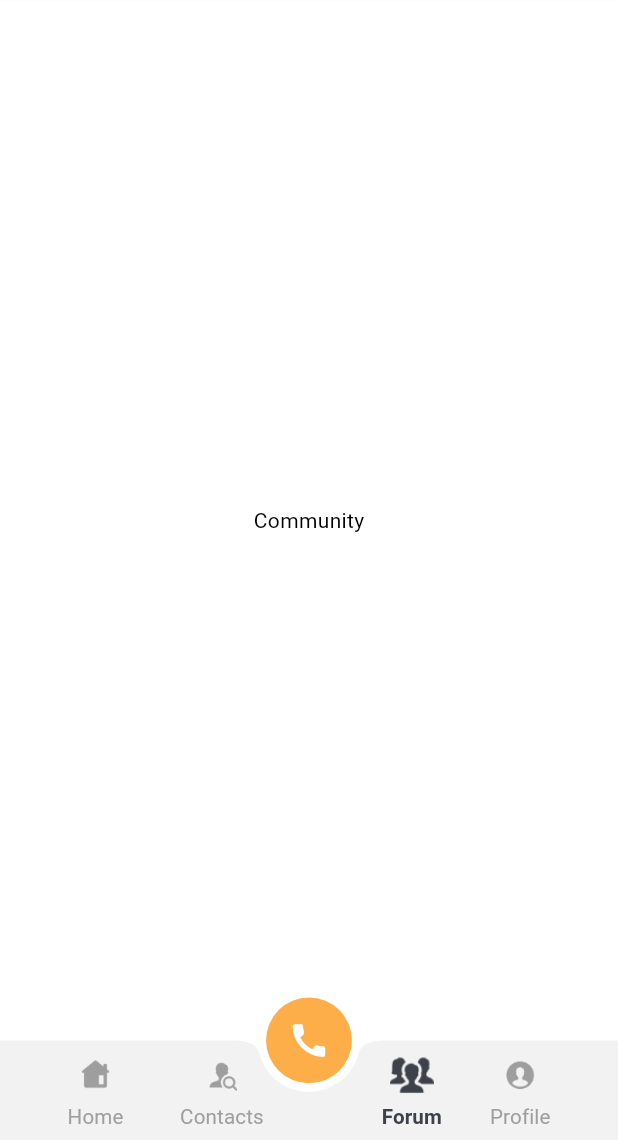
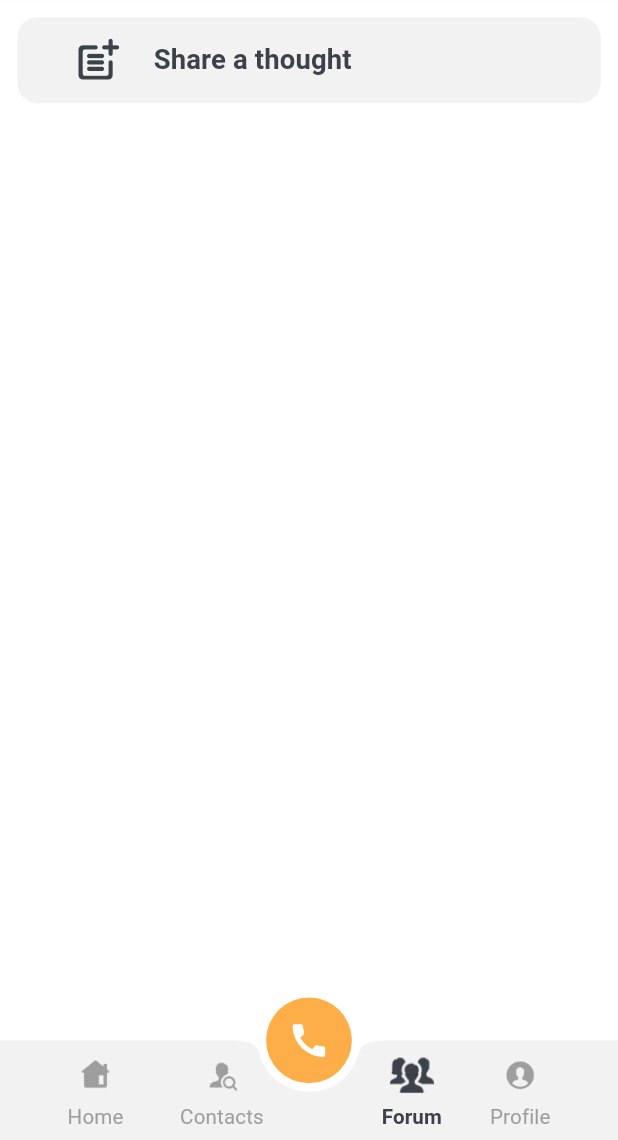
Before and after one commit to cent-ivan/CommuniHelp_App, a Flutter app: the screen it shows after launch, item 3 of the bottom bar chosen, on a phone screen of 412 x 824 dp, the part 96-1236 px from its top. Run offline on Flutter 3.47's test engine with Material 3 defaults, Android fonts, the phone set to English and light mode, and no system bars; our stand-ins replace flutter_screenutil.

Commit message:
added 'add post'  display

```diff
--- a/lib/Views/Bottom_App_Bar_Pages/Community_Page/community_view.dart
+++ b/lib/Views/Bottom_App_Bar_Pages/Community_Page/community_view.dart
@@ -1,4 +1,5 @@
 import 'package:flutter/material.dart';
+import 'package:flutter_screenutil/flutter_screenutil.dart';
 
 class CommunityView extends StatefulWidget {
   const CommunityView({super.key});
@@ -10,12 +11,62 @@ class CommunityView extends StatefulWidget {
 class _CommunityViewState extends State<CommunityView> {
   @override
   Widget build(BuildContext context) {
-    return const PopScope(
+    return PopScope(
       canPop: false,
       child: Scaffold(
-        key: PageStorageKey<String>('CommunityView'),
-        body: Center(
-          child: Text("Community"),
+        key: const PageStorageKey<String>('CommunityView'),
+
+        backgroundColor: Theme.of(context).colorScheme.surface,
+
+        body: Padding(
+          padding: EdgeInsets.all(10.r),
+          child: Column(
+            children: [
+              GestureDetector(
+                //add post add post dialog
+                onTap: () {
+
+                },
+                child: Container(
+                  height: 50.r,
+                  padding: EdgeInsets.only(left: 25.r),
+                  decoration: BoxDecoration(
+                    borderRadius: BorderRadius.circular(12.r),
+                    color: Theme.of(context).colorScheme.primary,
+                  ),
+
+                  child: Row(
+                    children: [
+                      IconButton(
+                        onPressed: () {
+
+                        },
+                        icon: const Icon(Icons.post_add_rounded),
+                        iconSize: 30.r,
+                        color: Theme.of(context).colorScheme.outline,
+                      ),
+
+                      TextButton(
+                        onPressed: () {
+
+                        },
+                        child: Text(
+                          "Share a thought",
+                          style: TextStyle(
+                            color: Theme.of(context).colorScheme.outline,
+                            fontSize: 16.r,
+                            fontWeight: FontWeight.bold
+                          ),
+                        )
+                      )
+                    ],
+                  ),
+                ),
+              ),
+
+            ],
+          ),
+
         ),
       ),
     );
```
